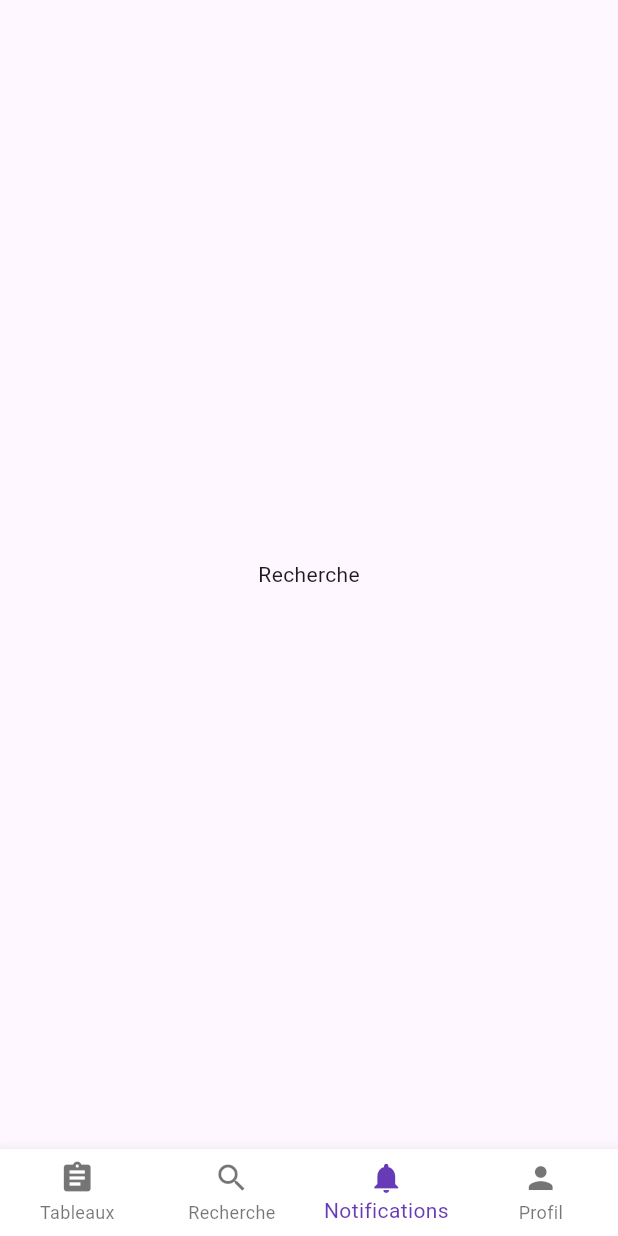
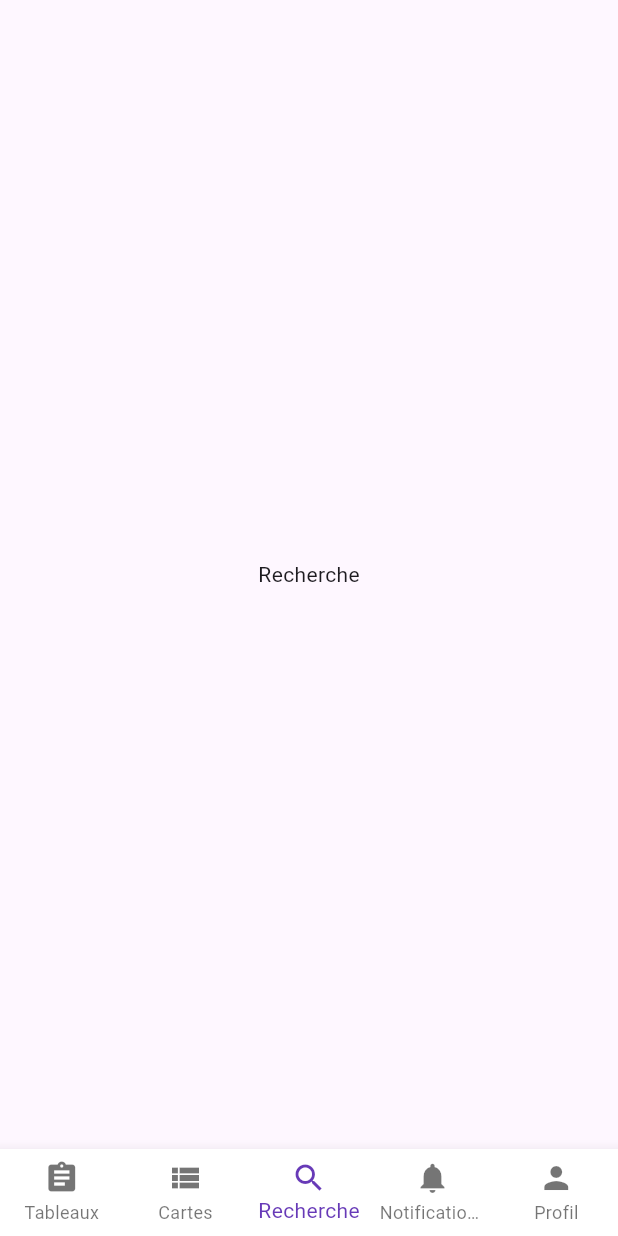
Before and after one commit to EpitechNAN-MSC2027/NovaBoard, a Flutter app: the NavigationScreen screen opened by its route, item 3 of the bottom bar chosen, on a phone screen of 412 x 824 dp. Run offline on Flutter 3.47's test engine with Material 3 defaults, Android fonts, the phone set to English and light mode, and no system bars.

Commit message:
update Android app and Navigation bar

```diff
--- a/lib/screens/navigation.dart
+++ b/lib/screens/navigation.dart
@@ -1,6 +1,5 @@
 import 'package:flutter/material.dart';
 import 'tableau.dart';
-import 'detail_tableau.dart';
 
 class NavigationScreen extends StatefulWidget {
   const NavigationScreen({Key? key}) : super(key: key);
@@ -12,11 +11,6 @@ class NavigationScreen extends StatefulWidget {
 class NavigationScreenState extends State<NavigationScreen> {
   int _selectedIndex = 0;
 
-  final Map<String, dynamic> _emptyTableau = {
-    'nom': 'Aucun Tableau',
-    'taches': [],
-  };
-
   final List<Widget> _pages = [];
 
   @override
@@ -24,7 +18,7 @@ class NavigationScreenState extends State<NavigationScreen> {
     super.initState();
     _pages.addAll([
       const TableauScreen(),
-      DetailTableauScreen(tableau: _emptyTableau),
+      const Center(child: Text('Cartes')),
       const Center(child: Text('Recherche')),
       const Center(child: Text('Notifications')),
       const Center(child: Text('Profil')),
@@ -54,6 +48,10 @@ class NavigationScreenState extends State<NavigationScreen> {
             label: 'Tableaux',
           ),
           BottomNavigationBarItem(
+            icon: Icon(Icons.view_list),
+            label: 'Cartes',
+          ),
+          BottomNavigationBarItem(
             icon: Icon(Icons.search),
             label: 'Recherche',
           ),
```
Also changed, not shown: 1 other file.
